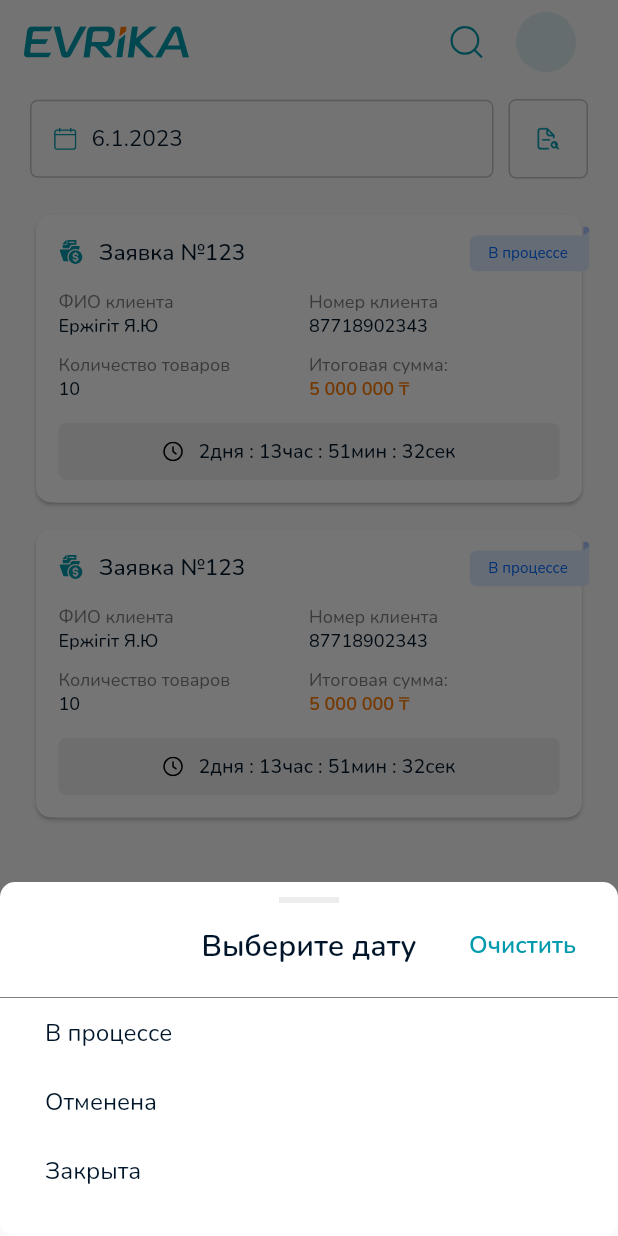
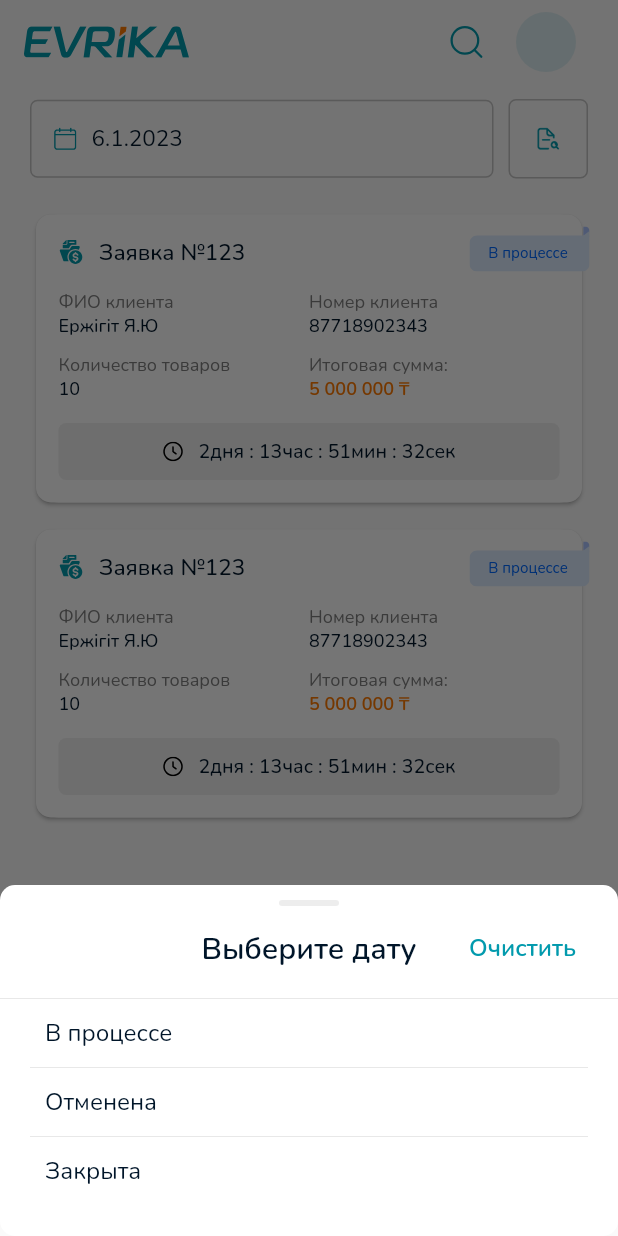
Before and after one commit to ulanmd/evrika_retail, a Flutter app: the MainScreen screen opened by its route, after a tap on an icon or button, on a phone screen of 412 x 824 dp. Run offline on Flutter 3.47's test engine with Material 2 defaults, Android fonts, the phone set to English and light mode, and no system bars; our stand-ins replace cached_network_image, dotted_border, dotted_line, flutter_holo_date_picker, flutter_mobx, flutter_svg and 7 more; missing offline and left inert: just_the_tooltip, mobile_scanner, scrollable_clean_calendar, status_bar_control; accounts and stored records are empty; generated files the repository leaves out were written again; project files that could hold a hidden picture were left out.

Commit message:
added modal design changes

```diff
--- a/lib/custom_radio_btn_group.dart
+++ b/lib/custom_radio_btn_group.dart
@@ -5,7 +5,8 @@ import 'package:flutter/material.dart';
 import 'package:flutter_svg/svg.dart';
 
 class StatusRadioButtonGroup extends StatefulWidget {
-  const StatusRadioButtonGroup({Key? key, required this.options}) : super(key: key);
+  const StatusRadioButtonGroup({Key? key, required this.options})
+      : super(key: key);
 
   final List<String> options;
 
@@ -20,7 +21,15 @@ class _StatusRadioButtonGroupState extends State<StatusRadioButtonGroup> {
   Widget build(BuildContext context) {
     return SizedBox(
         width: double.infinity,
-        child: ListView.builder(
+        child: ListView.separated(
+            separatorBuilder: (context, index) {
+              return Divider(
+                height: 0,
+                thickness: 0.5,
+                indent: 20,
+                endIndent: 20,
+              );
+            },
             shrinkWrap: true,
             physics: NeverScrollableScrollPhysics(),
             itemCount: widget.options.length,
@@ -58,7 +67,6 @@ class _StatusRadioButtonGroupState extends State<StatusRadioButtonGroup> {
                   ),
                 ),
               );
-            })
-        );
+            }));
   }
 }
--- a/lib/extend_time_widget.dart
+++ b/lib/extend_time_widget.dart
@@ -56,6 +56,7 @@ class ExtendTimeWidget extends StatelessWidget {
                 mainAxisAlignment: MainAxisAlignment.center,
                 children: [
                   InkWell(
+                    splashColor: Colors.transparent,
                     onTap: () {
                       tooltipController.hideTooltip();
                       _showDevelopingDialog(context);
--- a/lib/modal_control_line_widget.dart
+++ b/lib/modal_control_line_widget.dart
@@ -9,7 +9,14 @@ class ModalControlLine extends StatelessWidget {
 
   @override
   Widget build(BuildContext context) {
-    return Center(child: Container(
-      width: 40, height: 4, color: EvrikaColors.modalControlLineColor,));
+    return Center(
+        child: Container(
+      width: 40,
+      height: 4,
+      decoration: BoxDecoration(
+        borderRadius: BorderRadius.circular(10),
+        color: EvrikaColors.modalControlLineColor,
+      ),
+    ));
   }
 }
--- a/lib/modal_divider_widget.dart
+++ b/lib/modal_divider_widget.dart
@@ -10,8 +10,8 @@ class ModalDivider extends StatelessWidget {
   @override
   Widget build(BuildContext context) {
     return const Divider(
-      height: 2,
-      color: EvrikaColors.kLabelGrey,
+      height: 0,
+      thickness: 0.5,
     );
   }
 }
--- a/lib/proposal_item_widget.dart
+++ b/lib/proposal_item_widget.dart
@@ -26,6 +26,7 @@ class ProposalItemWidget extends StatelessWidget {
         borderRadius: BorderRadius.circular(10.0),
       ),
       child: InkWell(
+        overlayColor: MaterialStateProperty.all(Colors.transparent),
         onTap: () {
           Navigator.push(
               context,
@@ -138,10 +139,8 @@ class ProposalItemWidget extends StatelessWidget {
                         const SizedBox(
                           width: 10,
                         ),
-                         Text(
-                          '2дня : 13час : 51мин : 32сек',
-                          style: EvrikaTextStyles.darkS13W500
-                        )
+                        Text('2дня : 13час : 51мин : 32сек',
+                            style: EvrikaTextStyles.darkS13W500)
                       ],
                     ),
                   )
```
Also changed, not shown: lib/about_item_tile.dart (+46 -13 lines), lib/edit_address_widget.dart (+41 -23 lines), lib/edit_order_bottom_modal.dart (+18 -24 lines), lib/profile_bottom_modal.dart (+46 -27 lines), lib/screens/main_screen.dart (+12 -7 lines), lib/utils.dart (+9 -6 lines), pubspec.lock, 1 other file.
